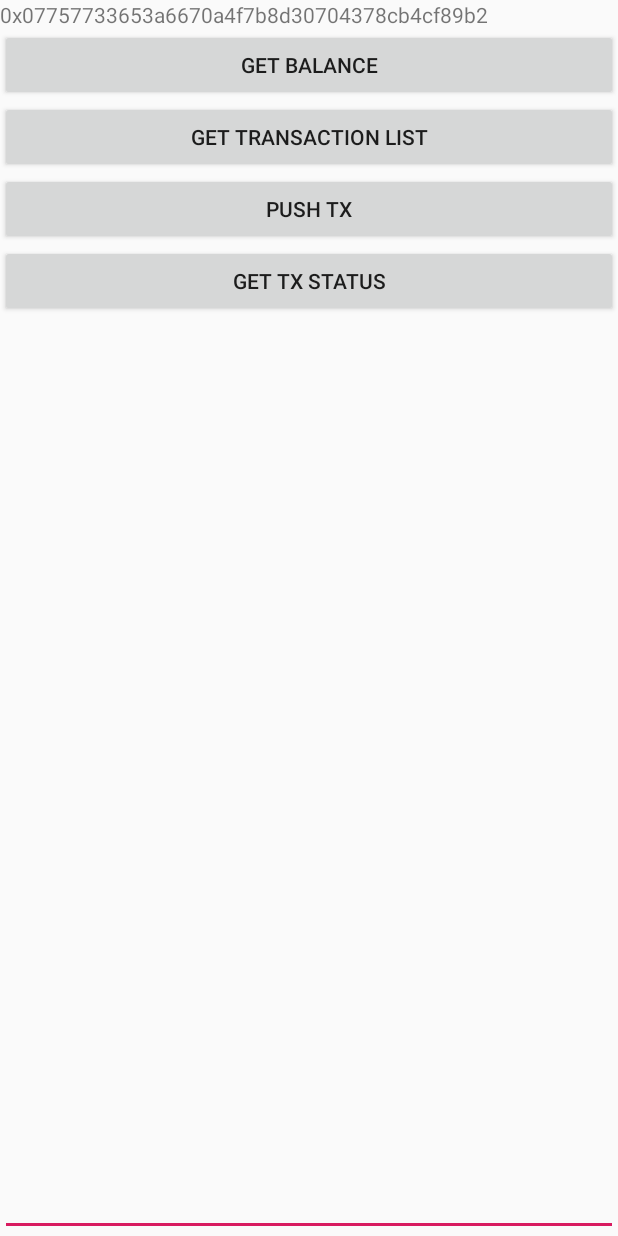
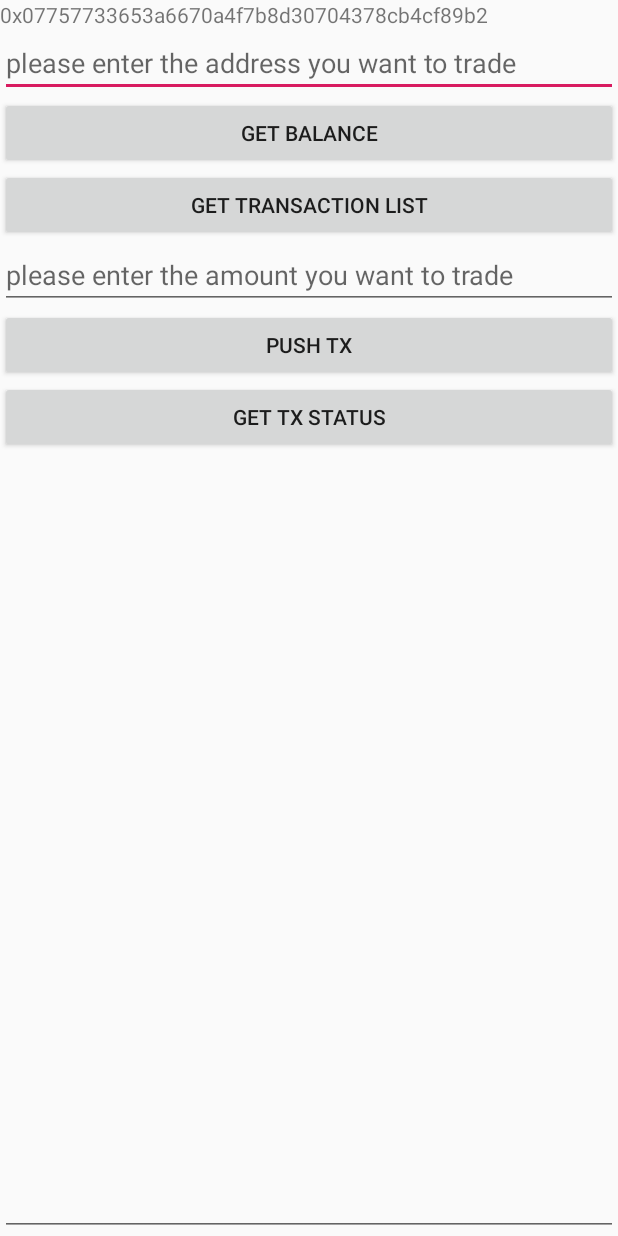
Before and after one commit to Catherinelhl/ETHDemo, an Android app: the screen it shows after launch (MainNewActivity), on a phone screen of 412 x 824 dp. Run offline under Robolectric (Android 15) with nearby library versions, the phone set to English and light mode, and no system bars; our stand-ins replace ButterKnife, RxJava; libraries missing offline, so code that uses them is left out: com.jakewharton.rxbinding2, org.web3j.crypto, org.web3j.protocol, org.web3j.tx, org.web3j.utils; 6 statements that could not run were skipped.

Commit message:
成功获取余额

```diff
--- a/Android/ETHDemo/app/src/main/java/bcaasc/io/ethdemo/activity/MainNewActivity.java
+++ b/Android/ETHDemo/app/src/main/java/bcaasc/io/ethdemo/activity/MainNewActivity.java
@@ -31,6 +31,10 @@ import java.util.concurrent.TimeUnit;
  */
 public class MainNewActivity extends Activity implements MainContract.View {
 
+    @BindView(R.id.et_address_to)
+    EditText etAddressTo;
+    @BindView(R.id.et_amount)
+    EditText etAmount;
     private String TAG = MainNewActivity.class.getSimpleName();
 
     @BindView(R.id.tv_address)
@@ -142,7 +146,13 @@ public class MainNewActivity extends Activity implements MainContract.View {
                         new Thread(new Runnable() {
                             @Override
                             public void run() {
-                                presenter.publishTX();
+                                String addressTo = etAddressTo.getText().toString();
+                                if (addressTo == null || addressTo == "") {
+                                    addressTo = Constants.addressTo;
+                                }
+                                String amountString = etAmount.getText().toString();
+                                //开始交易
+                                presenter.publishTX("0.0001", addressTo, amountString);
 
                             }
                         }).start();
--- a/Android/ETHDemo/app/src/main/java/bcaasc/io/ethdemo/constants/Constants.java
+++ b/Android/ETHDemo/app/src/main/java/bcaasc/io/ethdemo/constants/Constants.java
@@ -13,7 +13,7 @@ public class Constants {
     public static final long SleepTime800 = 800;
 
     public static String address = "0x07757733653a6670a4f7b8d30704378cb4cf89b2";
-//    public static String privateWIFKey = "93AaWXJMutsyX5KPCXzGjK9uPm18ezP5jiFjcCtvZwELYX9LAkk";
+    public static String addressTo = "0x5836cc7b00696fd24e33f01c85f50371d87e9fd0";
 
     public static final String feeString = "0.00001";
     public static final String amountString = "0.0021";
--- a/Android/ETHDemo/app/src/main/java/bcaasc/io/ethdemo/contract/MainContract.java
+++ b/Android/ETHDemo/app/src/main/java/bcaasc/io/ethdemo/contract/MainContract.java
@@ -19,7 +19,7 @@ public interface MainContract {
         void connectETHClient();
         void getBalance();
         void getTXList();
-        void publishTX();
+        void publishTX(String gas,String addressTo,String amountString);
         void checkTXInfo();
     }
 }
--- a/Android/ETHDemo/app/src/main/java/bcaasc/io/ethdemo/presenter/MainPresenterImp.java
+++ b/Android/ETHDemo/app/src/main/java/bcaasc/io/ethdemo/presenter/MainPresenterImp.java
@@ -3,8 +3,9 @@ package bcaasc.io.ethdemo.presenter;
 import bcaasc.io.ethdemo.constants.Constants;
 import bcaasc.io.ethdemo.contract.MainContract;
 import bcaasc.io.ethdemo.tool.LogTool;
-import io.reactivex.Observable;
-import org.web3j.crypto.*;
+import org.web3j.crypto.CipherException;
+import org.web3j.crypto.Credentials;
+import org.web3j.crypto.WalletUtils;
 import org.web3j.protocol.Web3j;
 import org.web3j.protocol.Web3jFactory;
 import org.web3j.protocol.core.DefaultBlockParameterName;
@@ -165,16 +166,14 @@ public class MainPresenterImp implements MainContract.Presenter {
         //第二个参数：区块的参数，建议选最新区块
         EthGetBalance balance = null;
         try {
-            balance = web3j.ethGetBalance(Constants.address, DefaultBlockParameterName.EARLIEST).send();
+            balance = web3j.ethGetBalance(Constants.address, DefaultBlockParameterName.LATEST).send();
         } catch (IOException e) {
             e.printStackTrace();
             LogTool.e(TAG, e.getMessage());
         }
-        LogTool.d(TAG, "balanceETH:" + balance.getBalance().toString());
-
         //格式转化 wei-ether
         String balanceETH = Convert.fromWei(balance.getBalance().toString(), Convert.Unit.ETHER).toPlainString().concat(" ether");
-        LogTool.d(TAG, "balanceETH:" + balanceETH);
+        view.success("Balance：" + balanceETH);
     }
 
     @Override
@@ -197,7 +196,7 @@ public class MainPresenterImp implements MainContract.Presenter {
      * @throws Exception
      */
     @Override
-    public void publishTX() {
+    public void publishTX(String gas, String addressTo, String amountString) {
         if (web3j == null) return;
         if (credentials == null) {
             return;
@@ -206,13 +205,11 @@ public class MainPresenterImp implements MainContract.Presenter {
         LogTool.d(TAG, "privateKey:" + credentials.getEcKeyPair().getPrivateKey());
         LogTool.d(TAG, "publicKey:" + credentials.getEcKeyPair().getPublicKey());
         //开始发送0.01 =eth到指定地址
-        String address_to = "0x5836cc7b00696fd24e33f01c85f50371d87e9fd0";
         TransactionReceipt send = null;
-        String amountString = "0.003";
         BigDecimal amount = new BigDecimal(amountString);
 
         try {
-            send = Transfer.sendFunds(web3j, credentials, address_to, amount, Convert.Unit.ETHER).send();
+            send = Transfer.sendFunds(web3j, credentials, addressTo, amount, Convert.Unit.ETHER).send();
         } catch (Exception e) {
             e.printStackTrace();
             LogTool.e(TAG, e.getMessage());
--- a/Android/ETHDemo/app/src/main/res/layout/activity_main.xml
+++ b/Android/ETHDemo/app/src/main/res/layout/activity_main.xml
@@ -1,16 +1,20 @@
 <?xml version="1.0" encoding="utf-8"?>
 <LinearLayout
         xmlns:android="http://schemas.android.com/apk/res/android"
-        xmlns:tools="http://schemas.android.com/tools"
         android:layout_width="match_parent"
         android:layout_height="match_parent"
-        android:orientation="vertical"
-        tools:context=".activity.MainActivity">
+        android:orientation="vertical">
     <TextView
             android:id="@+id/tv_address"
             android:layout_width="match_parent"
             android:layout_height="wrap_content"
             android:text="Address："/>
+    <EditText
+            android:id="@+id/et_address_to"
+            android:layout_width="match_parent"
+            android:hint="please enter the address you want to trade"
+            android:layout_height="wrap_content"
+    />
     <Button
             android:id="@+id/btn_get_balance"
             android:layout_width="match_parent"
@@ -21,6 +25,12 @@
             android:layout_width="match_parent"
             android:layout_height="wrap_content"
             android:text="Get Transaction List"/>
+    <EditText
+            android:id="@+id/et_amount"
+            android:layout_width="match_parent"
+            android:hint="please enter the amount you want to trade"
+            android:layout_height="wrap_content"
+    />
     <Button
             android:id="@+id/btn_push"
             android:layout_width="match_parent"
```
Also changed, not shown: 103 other files.
